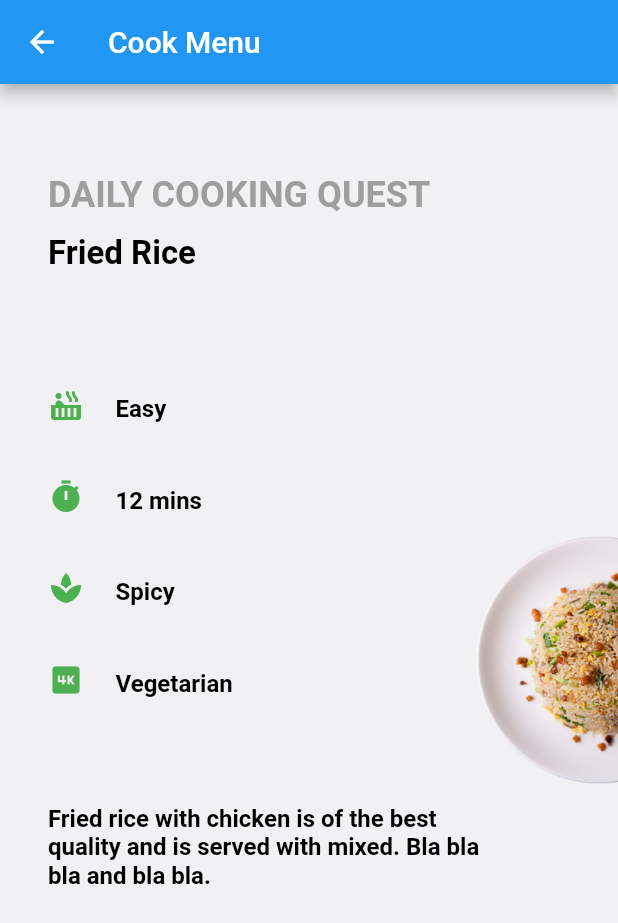
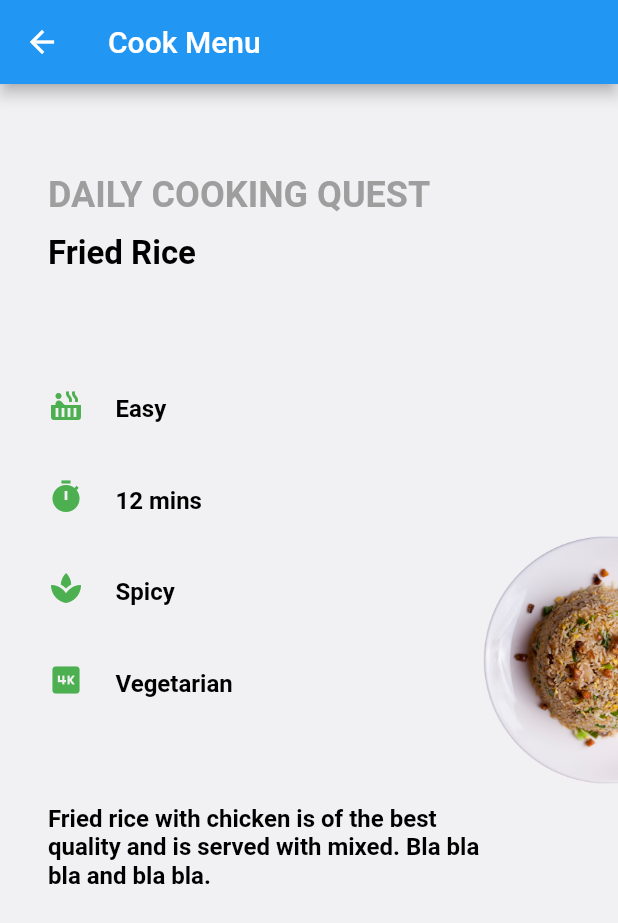
Before and after one commit to imron02/flutter-animation-example, a Flutter app: the CookingScreen screen opened by its route, on a phone screen of 412 x 824 dp. Shown: the top 923 px of the screen. Run offline on Flutter 3.47's test engine with Material 2 defaults, Android fonts, the phone set to English and light mode, and no system bars; our stand-ins replace transparent_image.

Commit message:
Refactor code

```diff
--- a/lib/screen/cooking/screen.dart
+++ b/lib/screen/cooking/screen.dart
@@ -13,53 +13,45 @@ class CookingScreen extends StatefulWidget {
 
 class _CookingScreenState extends State<CookingScreen>
     with TickerProviderStateMixin {
-  /// Plate animation
   AnimationController _controller;
-  Animation<double> _antiClockRotationWiseAnimation;
-  Animation<double> _clockWiseRotationAnimation;
+  AnimationController _textColorController;
+  AnimationController _textOpacityController;
+
+  Animation<double> _animation;
+  Animation<Color> _textColorAnimation;
+  Animation<double> _textOpacityAnimation;
+
   Tween<double> _antiClockWiseRotationTween;
   Tween<double> _clockWiseRotationTween;
+
   bool isClockWise = false;
   double rotationValue = 0.0;
   int currentIndex = 1;
   bool isBgBlack = false;
   double blackBgHeight = 0.0;
 
-  /// Food page description
-  AnimationController _textOpacityController;
-  Animation<double> _textOpacityAnimation;
-  AnimationController _textColorController;
-  Animation<Color> _textColorAnimation;
-
   @override
   void initState() {
     super.initState();
+    _clockWiseRotationTween = Tween<double>(begin: pi, end: 2 * pi);
+    _antiClockWiseRotationTween = Tween<double>(begin: pi, end: -2 * pi);
 
-    // Plate animation
     _controller = AnimationController(
       vsync: this,
-      duration: const Duration(milliseconds: 800),
+      duration: const Duration(seconds: 2),
     );
-    _clockWiseRotationTween = Tween<double>(end: 2 * pi);
-    _clockWiseRotationAnimation = _clockWiseRotationTween.animate(
-      CurvedAnimation(parent: _controller, curve: Curves.elasticOut),
+    _textColorController = AnimationController(
+      vsync: this,
+      duration: const Duration(milliseconds: 400),
+    );
+    _textOpacityController = AnimationController(
+      vsync: this,
+      duration: const Duration(milliseconds: 400),
     );
 
-    _antiClockWiseRotationTween = Tween<double>(end: -2 * pi);
-    _antiClockRotationWiseAnimation = _antiClockWiseRotationTween.animate(
-      CurvedAnimation(parent: _controller, curve: Curves.elasticOut)
-        ..addListener(() {
-          setState(() {
-            rotationValue = isClockWise
-                ? _clockWiseRotationAnimation.value
-                : _antiClockRotationWiseAnimation.value;
-          });
-        }),
-    );
-
-    // Page description animation
-    _textOpacityController = AnimationController(
-        duration: const Duration(milliseconds: 400), vsync: this);
+    _animation = CurvedAnimation(parent: _controller, curve: Curves.elasticOut);
+    _textColorAnimation = ColorTween(begin: Colors.black, end: Colors.white)
+        .animate(_textColorController);
     _textOpacityAnimation =
         Tween<double>(begin: 1, end: 0.0).animate(_textOpacityController)
           ..addStatusListener((status) {
@@ -68,10 +60,6 @@ class _CookingScreenState extends State<CookingScreen>
               _textOpacityController.reverse();
             }
           });
-    _textColorController = AnimationController(
-        vsync: this, duration: const Duration(milliseconds: 400));
-    _textColorAnimation = ColorTween(begin: Colors.black, end: Colors.white)
-        .animate(_textColorController);
   }
 
   @override
@@ -102,7 +90,6 @@ class _CookingScreenState extends State<CookingScreen>
 
       isBgBlack = !isBgBlack;
       setState(() {
-        isBgBlack = isBgBlack;
         blackBgHeight = isBgBlack ? MediaQuery.of(context).size.height : 0.0;
       });
     }
@@ -131,7 +118,9 @@ class _CookingScreenState extends State<CookingScreen>
         child: Align(
           alignment: Alignment.centerRight,
           child: Transform.rotate(
-            angle: rotationValue,
+            angle: isClockWise
+                ? _clockWiseRotationTween.evaluate(_animation)
+                : _antiClockWiseRotationTween.evaluate(_animation),
             child: Image.asset(
               foodList[currentIndex].foodAssetsPath,
               width: 180,
@@ -233,10 +222,9 @@ class _CookingScreenState extends State<CookingScreen>
             child: Text(
               foodList[currentIndex].foodDescription,
               style: TextStyle(
-                color: _textColorAnimation.value,
-                fontWeight: FontWeight.w600,
-                fontSize: 16
-              ),
+                  color: _textColorAnimation.value,
+                  fontWeight: FontWeight.w600,
+                  fontSize: 16),
             ),
           )
         ],
@@ -253,7 +241,7 @@ class _CookingScreenState extends State<CookingScreen>
             )
           : null,
       body: AnimatedBuilder(
-        animation: _controller,
+        animation: _animation,
         builder: (context, child) {
           return Container(
             color: Color(0xFFF1F1F3),
```
